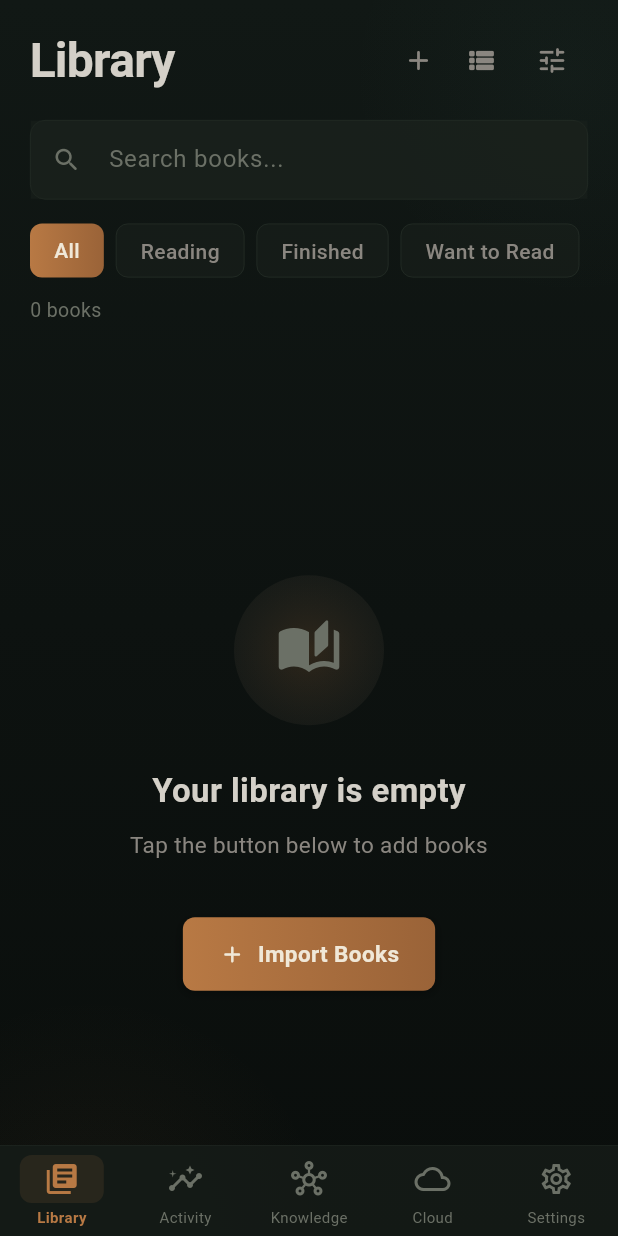
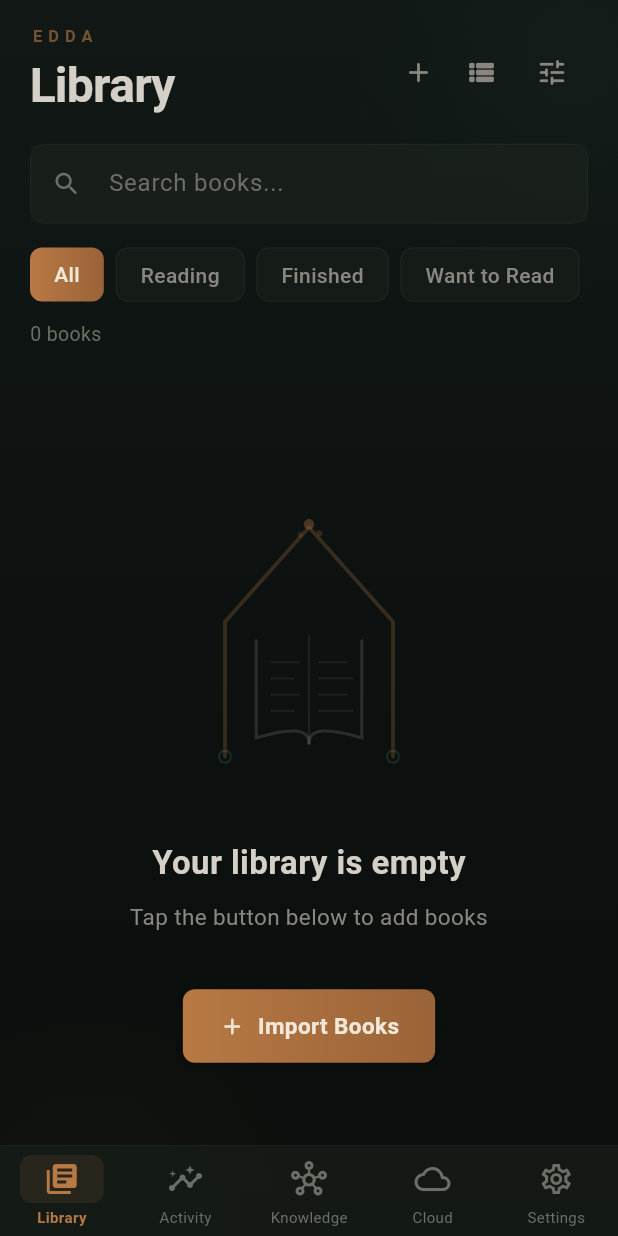
Before and after one commit to MFredin/Project-Aurora, a Flutter app: the screen it shows after launch, after a tap on the "grid view" icon, on a phone screen of 412 x 824 dp. Run offline on Flutter 3.47's test engine with Material 3 defaults, Android fonts, the phone set to English and light mode, and no system bars; our stand-ins replace dio, drift, file_picker, fl_chart, flutter_riverpod, flutter_tts and 5 more; missing offline and left inert: dart:html, dart:js_interop, desktop_drop, epubx; accounts and stored records are empty; Roboto replaces fonts that are missing (Georgia).

Commit message:
Add Edda branding to library screen
Show small EDDA wordmark above the Library header title. Replace generic
empty-state icon with a custom-painted stave arch + open book motif
rendered as a subtle watermark.

https://claude.ai/code/session_01FHuwGnpYbE9q5WoCZaastP

```diff
--- a/aurora_reader_flutter/lib/screens/library/library_screen.dart
+++ b/aurora_reader_flutter/lib/screens/library/library_screen.dart
@@ -240,6 +240,20 @@ class _LibraryScreenState extends ConsumerState<LibraryScreen> {
                       padding: const EdgeInsets.fromLTRB(20, 16, 20, 0),
                       child: Row(
                         children: [
+                          Column(
+                            crossAxisAlignment: CrossAxisAlignment.start,
+                            children: [
+                              Text(
+                                'EDDA',
+                                style: TextStyle(
+                                  color: AuroraColors.auroraTeal.withOpacity(0.6),
+                                  fontSize: 11,
+                                  fontWeight: FontWeight.w700,
+                                  letterSpacing: 4,
+                                  fontFamily: 'Georgia',
+                                ),
+                              ),
+                              const SizedBox(height: 2),
                               const Text(
                                 'Library',
                                 style: TextStyle(
@@ -248,6 +262,8 @@ class _LibraryScreenState extends ConsumerState<LibraryScreen> {
                                   fontWeight: FontWeight.w700,
                                   letterSpacing: -0.5,
                                 ),
+                              ),
+                            ],
                           ),
                           const Spacer(),
                           _IconButton(
@@ -563,22 +579,11 @@ class _LibraryScreenState extends ConsumerState<LibraryScreen> {
         child: Column(
           mainAxisAlignment: MainAxisAlignment.center,
           children: [
-            Container(
-              width: 100,
-              height: 100,
-              decoration: BoxDecoration(
-                shape: BoxShape.circle,
-                gradient: RadialGradient(
-                  colors: [
-                    AuroraColors.auroraTeal.withOpacity(0.2),
-                    AuroraColors.auroraPurple.withOpacity(0.1),
-                  ],
-                ),
-              ),
-              child: const Icon(
-                Icons.auto_stories_rounded,
-                color: AuroraColors.textTertiary,
-                size: 44,
+            SizedBox(
+              width: 160,
+              height: 180,
+              child: CustomPaint(
+                painter: _StaveArchPainter(),
               ),
             ),
             const SizedBox(height: 28),
@@ -1259,3 +1264,77 @@ class _BookListTileState extends State<_BookListTile> {
     );
   }
 }
+
+class _StaveArchPainter extends CustomPainter {
+  @override
+  void paint(Canvas canvas, Size size) {
+    final cx = size.width / 2;
+    final ember = Paint()
+      ..color = AuroraColors.auroraTeal.withOpacity(0.25)
+      ..style = PaintingStyle.stroke
+      ..strokeWidth = 2.5
+      ..strokeJoin = StrokeJoin.round
+      ..strokeCap = StrokeCap.round;
+
+    final page = Paint()
+      ..color = AuroraColors.textPrimary.withOpacity(0.15)
+      ..style = PaintingStyle.stroke
+      ..strokeWidth = 2
+      ..strokeCap = StrokeCap.round;
+
+    final archPath = Path()
+      ..moveTo(cx, 0)
+      ..lineTo(size.width * 0.15, size.height * 0.35)
+      ..lineTo(size.width * 0.15, size.height * 0.85)
+      ..moveTo(cx, 0)
+      ..lineTo(size.width * 0.85, size.height * 0.35)
+      ..lineTo(size.width * 0.85, size.height * 0.85);
+    canvas.drawPath(archPath, ember);
+
+    final leftPage = Path()
+      ..moveTo(size.width * 0.28, size.height * 0.42)
+      ..lineTo(size.width * 0.28, size.height * 0.78)
+      ..quadraticBezierTo(cx, size.height * 0.72, cx, size.height * 0.80);
+    canvas.drawPath(leftPage, page);
+
+    final rightPage = Path()
+      ..moveTo(size.width * 0.72, size.height * 0.42)
+      ..lineTo(size.width * 0.72, size.height * 0.78)
+      ..quadraticBezierTo(cx, size.height * 0.72, cx, size.height * 0.80);
+    canvas.drawPath(rightPage, page);
+
+    final spine = Paint()
+      ..color = AuroraColors.textPrimary.withOpacity(0.08)
+      ..strokeWidth = 1.5;
+    canvas.drawLine(
+      Offset(cx, size.height * 0.40),
+      Offset(cx, size.height * 0.78),
+      spine,
+    );
+
+    final linePaint = Paint()
+      ..color = AuroraColors.manuscriptGold.withOpacity(0.12)
+      ..strokeWidth = 1.2;
+    for (var i = 0; i < 4; i++) {
+      final y = size.height * (0.50 + i * 0.06);
+      final vary = (i % 2 == 0) ? 0.0 : 4.0;
+      canvas.drawLine(Offset(size.width * 0.34, y), Offset(cx - 6 - vary, y), linePaint);
+      canvas.drawLine(Offset(cx + 6, y), Offset(size.width * 0.66 + vary, y), linePaint);
+    }
+
+    final spark = Paint()..color = AuroraColors.auroraTeal.withOpacity(0.35);
+    canvas.drawCircle(Offset(cx, -2), 3.5, spark);
+    canvas.drawCircle(Offset(cx - 6, 5), 1.8, spark..color = AuroraColors.auroraTeal.withOpacity(0.18));
+    canvas.drawCircle(Offset(cx + 7, 4), 2.0, spark..color = AuroraColors.auroraTeal.withOpacity(0.22));
+
+    final knot = Paint()
+      ..color = AuroraColors.auroraGreen.withOpacity(0.2)
+      ..style = PaintingStyle.stroke
+      ..strokeWidth = 1.2;
+    canvas.drawCircle(Offset(size.width * 0.15, size.height * 0.85), 4, knot);
+    canvas.drawCircle(Offset(size.width * 0.85, size.height * 0.85), 4, knot);
+  }
+
+  @override
+  bool shouldRepaint(covariant CustomPainter oldDelegate) => false;
+}
```
Lines whose indentation alone changed are shown as unchanged.
